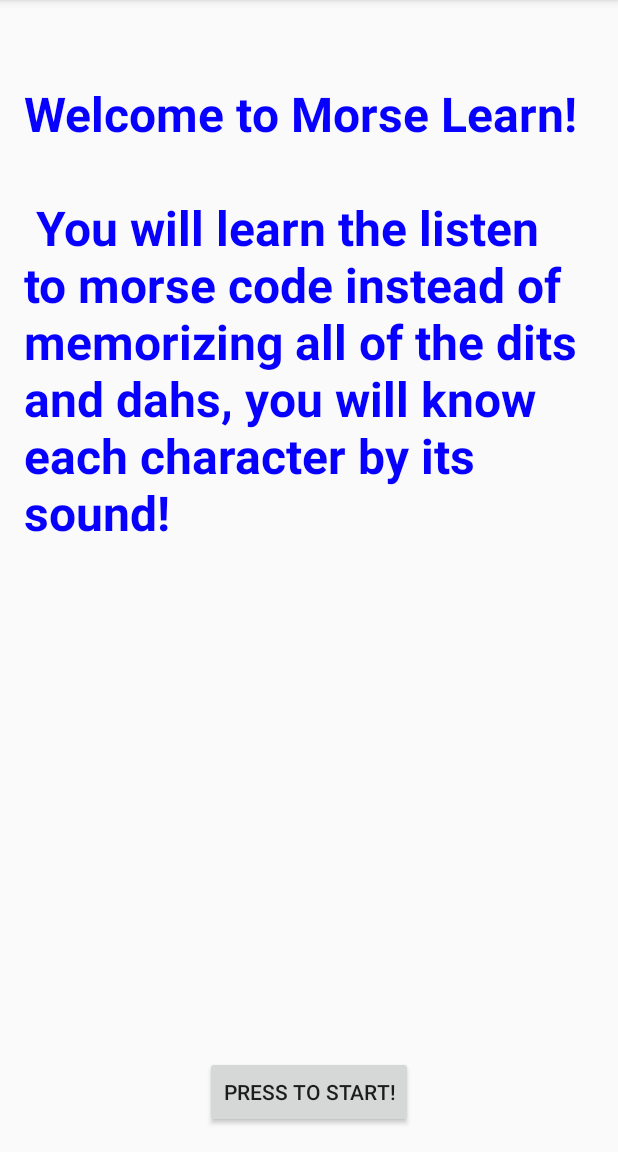
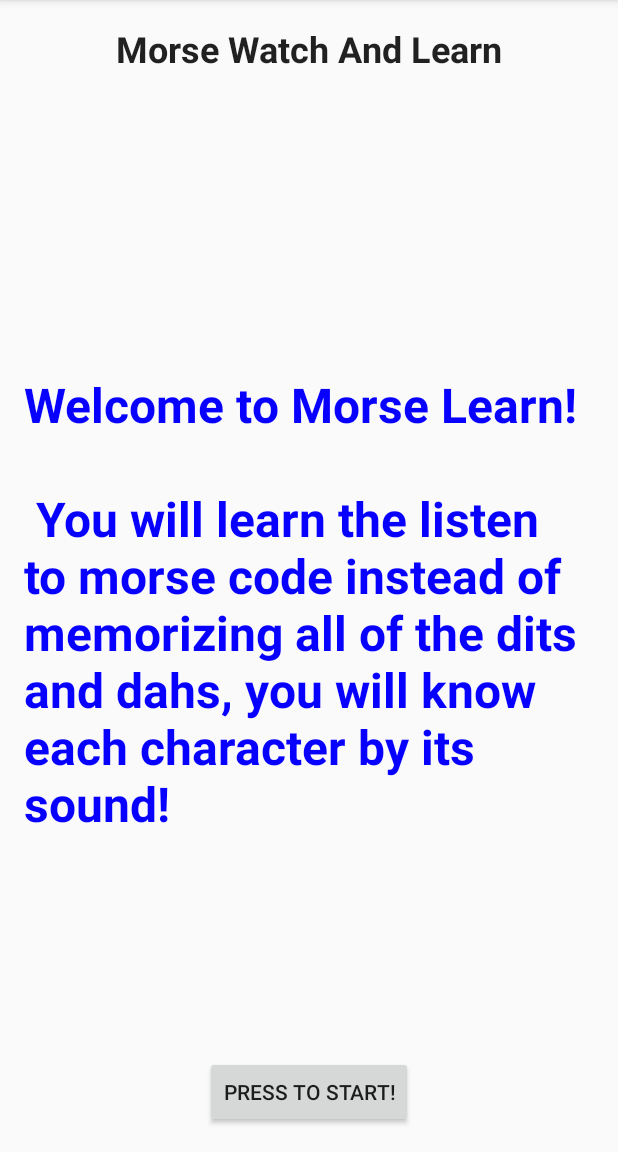
Before and after one commit to Schmitty2005/Android_Morse_Alpha, an Android app: the screen it shows after launch (morse_learn), on a phone screen of 412 x 824 dp, the part 84-1236 px from its top. Run offline under Robolectric (Android 15) with nearby library versions, the phone set to English and light mode, and no system bars.

Commit message:
Updated Watch Activity with character

```diff
--- /dev/null
+++ b/WaveLibrary/build.gradle
@@ -0,0 +1,2 @@
+configurations.create("default")
+artifacts.add("default", file('WaveLibrary.jar'))
--- a/app/src/main/java/com/example/brian_000/morsetraining/morse_learn.java
+++ b/app/src/main/java/com/example/brian_000/morsetraining/morse_learn.java
@@ -46,4 +46,10 @@ public class morse_learn extends Activity {
         Intent intent = new Intent(morse_learn.this, watch_learn.class);
         startActivity(intent);
     }
+    public void startScreen(View v)
+
+    {
+        Intent intent = new Intent(morse_learn.this, morse_learn.class);
+        startActivity(intent);
+    }
 }
--- a/app/src/main/java/com/example/brian_000/morsetraining/watch_learn.java
+++ b/app/src/main/java/com/example/brian_000/morsetraining/watch_learn.java
@@ -112,7 +112,7 @@ public class watch_learn extends Activity {
         // Upon interacting with UI controls, delay any scheduled hide()
         // operations to prevent the jarring behavior of controls going away
         // while interacting with the UI.
-        findViewById(R.id.dummy_button).setOnTouchListener(mDelayHideTouchListener);
+        findViewById(R.id.watch_exit_btn).setOnTouchListener(mDelayHideTouchListener);
     }
 
     @Override
--- a/app/src/main/res/layout/activity_morse_learn.xml
+++ b/app/src/main/res/layout/activity_morse_learn.xml
@@ -16,7 +16,10 @@
         android:textAlignment="center"
         android:textStyle="bold"
         android:textSize="32dp"
-        android:textColor="#ff0800ff" />
+        android:textColor="#ff0800ff"
+        android:layout_centerVertical="true"
+        android:layout_alignParentRight="true"
+        android:layout_alignParentEnd="true" />
 
     <Button
         android:layout_width="wrap_content"
@@ -27,4 +30,17 @@
         android:layout_alignParentBottom="true"
         android:layout_centerHorizontal="true" />
 
+    <TextView
+        android:layout_width="wrap_content"
+        android:layout_height="wrap_content"
+        android:textAppearance="?android:attr/textAppearanceLarge"
+        android:text="Morse Watch And Learn"
+        android:id="@+id/textViewTitle"
+        android:layout_alignParentTop="true"
+        android:layout_centerHorizontal="true"
+        android:textStyle="bold"
+        android:textSize="24dp"
+        android:textAlignment="center"
+        android:shadowColor="#ff53deff" />
+
 </RelativeLayout>
--- a/morse_sound/build.gradle
+++ b/morse_sound/build.gradle
@@ -1,5 +1,6 @@
 apply plugin: 'java'
 
 dependencies {
-    compile fileTree(dir: 'libs', include: ['*.jar'])
+    compile fileTree(include: ['*.jar'], dir: 'libs')
+    compile files('C:/Users/brian_000/AndroidStudioProjects/MorseTraining/WaveLibrary/WaveLibrary.jar')
 }
--- a/settings.gradle
+++ b/settings.gradle
@@ -1 +1 @@
-include ':app', ':morse_sound'
+include ':app', ':morse_sound', ':WaveLibrary'
```
Also changed, not shown: app/src/main/res/layout/activity_watch_learn.xml (+10 -2 lines), morse_sound/src/main/java/com/schmitty/MorseLearn/sound/morse_player.java (+26 -3 lines), 2 other files.
